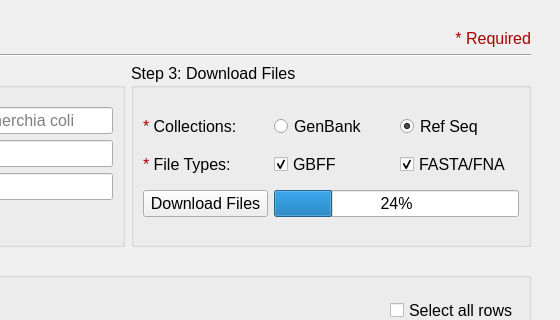
Above: ncbi.ui from TrinhLab/CASPERapp before the change; both pictures show x 305 to 865 and y 0 to 320 of the 865 by 723 pixel window. Below: the same form after it.
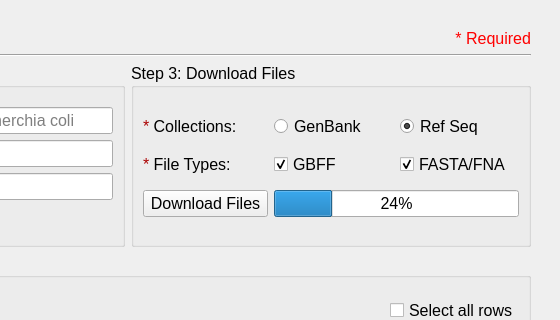
That is the form after the change.

The edit to the form file:
```diff
--- a/ncbi.ui
+++ b/ncbi.ui
@@ -125,7 +125,7 @@
       <item row="0" column="1">
        <widget class="QLabel" name="label_2">
         <property name="text">
-         <string>&lt;html&gt;&lt;head/&gt;&lt;body&gt;&lt;p&gt;&lt;span style=&quot; color:#aa0000;&quot;&gt;* Required&lt;/span&gt;&lt;/p&gt;&lt;/body&gt;&lt;/html&gt;</string>
+         <string>&lt;html&gt;&lt;head/&gt;&lt;body&gt;&lt;p&gt;&lt;span style=&quot; color:#ff0000;&quot;&gt;* Required&lt;/span&gt;&lt;/p&gt;&lt;/body&gt;&lt;/html&gt;</string>
         </property>
         <property name="alignment">
          <set>Qt::AlignRight|Qt::AlignTrailing|Qt::AlignVCenter</set>
```
